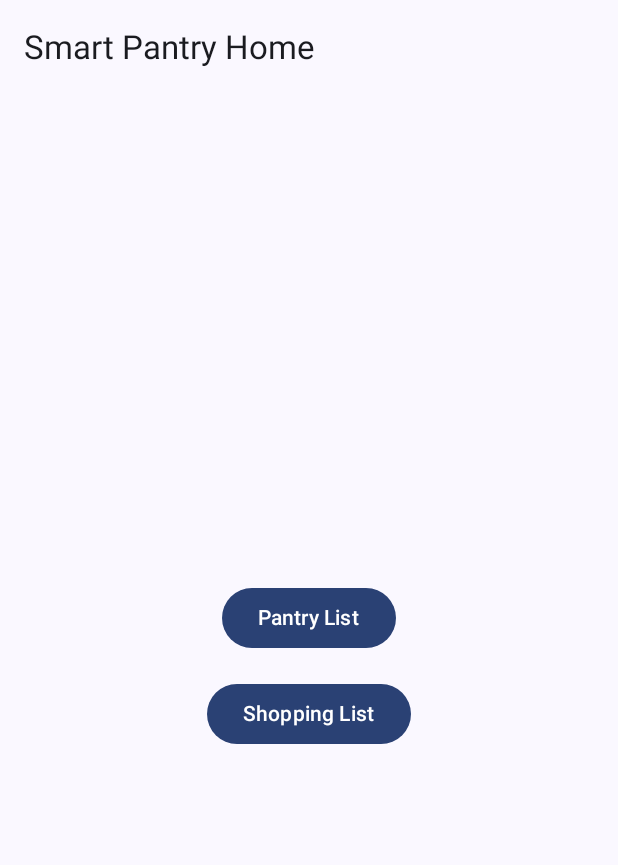
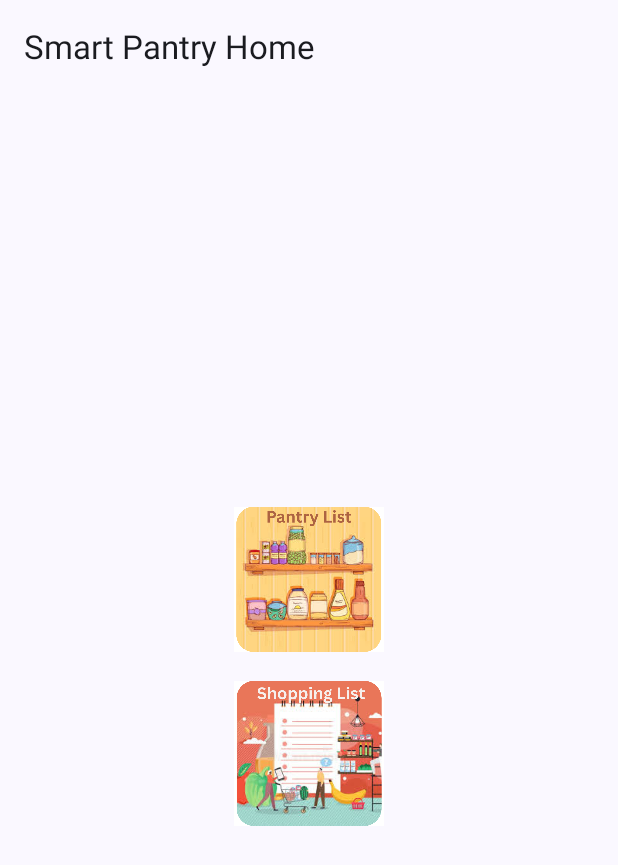
Before and after one commit to gloriaclement/MobileComputing, an Android app built with Jetpack Compose: the @Preview function ScreenPreview, on a phone screen of 412 x 824 dp. Shown: the top 865 px of the screen. Run offline under Robolectric (Android 15) with nearby library versions, the phone set to English and light mode, and no system bars.

Commit message:
Add clickable Image on homepage completed. Changed the app theme and color.

```diff
--- a/SmartPantry/app/build.gradle.kts
+++ b/SmartPantry/app/build.gradle.kts
@@ -68,6 +68,7 @@ dependencies {
     androidTestImplementation(libs.androidx.ui.test.junit4)
     debugImplementation(libs.androidx.ui.tooling)
     debugImplementation(libs.androidx.ui.test.manifest)
+
     //room for DB
     kapt("androidx.room:room-compiler:2.6.1")
     implementation("androidx.room:room-ktx:2.6.1")
--- a/SmartPantry/app/src/main/java/com/gclem19/smartpantry/ui/theme/Color.kt
+++ b/SmartPantry/app/src/main/java/com/gclem19/smartpantry/ui/theme/Color.kt
@@ -2,10 +2,11 @@ package com.gclem19.smartpantry.ui.theme
 
 import androidx.compose.ui.graphics.Color
 
-val Purple80 = Color(0xFFD0BCFF)
-val PurpleGrey80 = Color(0xFFCCC2DC)
-val Pink80 = Color(0xFFEFB8C8)
-
-val Purple40 = Color(0xFF6650a4)
-val PurpleGrey40 = Color(0xFF625b71)
-val Pink40 = Color(0xFF7D5260)
+val LightPrimary = Color(0xFF808000)   // Olive Green
+val LightSecondary = Color(0xFFD2B48C) // Light Brown (Tan)
+val LightBackground = Color(0xFFFFF8E1) // Light Cream
+val LightSurface = Color(0xFFFFE4C4)   // Peachy Beige
+val LightOnPrimary = Color(0xFFFFFFFF) // White text/icons on Olive Green
+val LightOnSecondary = Color(0xFF3E2723) // Dark Text on Light Brown
+val LightOnBackground = Color(0xFF3E2723) // Dark Brown for readability
+val LightOnSurface = Color(0xFF5C4033) // Medium Brown
--- a/SmartPantry/app/src/main/java/com/gclem19/smartpantry/ui/theme/Theme.kt
+++ b/SmartPantry/app/src/main/java/com/gclem19/smartpantry/ui/theme/Theme.kt
@@ -1,6 +1,5 @@
 package com.gclem19.smartpantry.ui.theme
 
-import android.app.Activity
 import android.os.Build
 import androidx.compose.foundation.isSystemInDarkTheme
 import androidx.compose.material3.MaterialTheme
@@ -9,18 +8,20 @@ import androidx.compose.material3.dynamicDarkColorScheme
 import androidx.compose.material3.dynamicLightColorScheme
 import androidx.compose.material3.lightColorScheme
 import androidx.compose.runtime.Composable
+import androidx.compose.ui.graphics.Color
 import androidx.compose.ui.platform.LocalContext
 
 private val DarkColorScheme = darkColorScheme(
-    primary = Purple80,
-    secondary = PurpleGrey80,
-    tertiary = Pink80
+    primary = Color(0xFF5C4033),   // Dark Brown
+    secondary = Color(0xFF808000), // Olive Green
+    tertiary = Color(0xFFD2B48C)   // Light Brown (Tan)
 )
 
+
 private val LightColorScheme = lightColorScheme(
-    primary = Purple40,
-    secondary = PurpleGrey40,
-    tertiary = Pink40
+    primary = Color(0xFF808000),  // Olive Green
+    secondary = Color(0xFF5C4033), // Dark Brown
+    tertiary = Color(0xFFD2B48C)  // Light Brown (Tan)
 
     /* Other default colors to override
     background = Color(0xFFFFFBFE),
--- a/SmartPantry/app/src/main/java/com/gclem19/smartpantry/views/screens.kt
+++ b/SmartPantry/app/src/main/java/com/gclem19/smartpantry/views/screens.kt
@@ -4,6 +4,8 @@ package com.gclem19.smartpantry.views
 
 import android.media.MediaPlayer
 import android.widget.Toast
+import androidx.compose.foundation.Image
+import androidx.compose.foundation.clickable
 import androidx.compose.foundation.layout.Arrangement
 import androidx.compose.foundation.layout.Box
 import androidx.compose.foundation.layout.Column
@@ -12,6 +14,7 @@ import androidx.compose.foundation.layout.fillMaxSize
 import androidx.compose.foundation.layout.fillMaxWidth
 import androidx.compose.foundation.layout.height
 import androidx.compose.foundation.layout.padding
+import androidx.compose.foundation.layout.size
 import androidx.compose.foundation.lazy.LazyColumn
 import androidx.compose.foundation.lazy.items
 import androidx.compose.foundation.text.KeyboardOptions
@@ -30,6 +33,7 @@ import androidx.compose.runtime.setValue
 import androidx.compose.ui.Alignment
 import androidx.compose.ui.Modifier
 import androidx.compose.ui.platform.LocalContext
+import androidx.compose.ui.res.painterResource
 import androidx.compose.ui.text.input.KeyboardType
 import androidx.compose.ui.tooling.preview.Preview
 import androidx.compose.ui.unit.dp
@@ -77,23 +81,32 @@ fun HomeScreen(navController: NavController, modifier: Modifier = Modifier) {
             Column(
                 horizontalAlignment = Alignment.CenterHorizontally
             ) {
-                // Pantry List Button
-                Button(onClick = {
+                // Pantry List Image Button
+                Image(
+                    painter = painterResource(id = R.drawable.pantry_list), // Replace with your image resource
+                    contentDescription = "Pantry List",
+                    modifier = Modifier
+                        .size(100.dp)
+                        .clickable{
                             Toast.makeText(context, "Pantry List!", Toast.LENGTH_SHORT).show()
                             navController.navigate("pantry")
-                }) {
-                    Text("Pantry List")
                         }
+                )
 
                 Spacer(modifier = Modifier.height(16.dp)) // Adds space between buttons
 
-                // Shopping List Button
-                Button(onClick = {
+                // Shopping List Image Button
+                Image(
+                    painter = painterResource(id = R.drawable.shopping_list), // Replace with your image resource
+                    contentDescription = "Shopping List",
+                    modifier = Modifier
+                        .size(100.dp)
+                        .clickable {
                             Toast.makeText(context, "Shopping List!", Toast.LENGTH_SHORT).show()
                             navController.navigate("shopping list")
-                }) {
-                    Text("Shopping List")
                         }
+                )
+
             }
         }
     }
--- a/SmartPantry/app/src/main/res/values/colors.xml
+++ b/SmartPantry/app/src/main/res/values/colors.xml
@@ -1,10 +1,7 @@
 <?xml version="1.0" encoding="utf-8"?>
 <resources>
-    <color name="purple_200">#FFBB86FC</color>
-    <color name="purple_500">#FF6200EE</color>
-    <color name="purple_700">#FF3700B3</color>
-    <color name="teal_200">#FF03DAC5</color>
-    <color name="teal_700">#FF018786</color>
-    <color name="black">#FF000000</color>
-    <color name="white">#FFFFFFFF</color>
+    <color name="dark_primary">#5C4033</color>  <!-- Dark Brown -->
+    <color name="dark_secondary">#808000</color>  <!-- Olive Green -->
+    <color name="dark_tertiary">#D2B48C</color>  <!-- Light Brown -->
+
 </resources>
--- a/SmartPantry/app/src/main/res/values/themes.xml
+++ b/SmartPantry/app/src/main/res/values/themes.xml
@@ -1,5 +1,11 @@
 <?xml version="1.0" encoding="utf-8"?>
 <resources>
+    <style name="Theme.SmartPantry" parent="android:Theme.Material.Light.NoActionBar" >
+<!--        <item name="android:colorPrimaryDark">@color/dark_primary</item>-->
+<!--        <item name="android:colorSecondaryDark">@color/dark_secondary</item>-->
+<!--        <item name="android:colorTertiaryDark">@color/dark_tertiary</item>-->
+<!--        <item name="android:statusBarColor">@color/dark_primary</item>-->
+<!--        <item name="android:navigationBarColor">@color/dark_primary</item>-->
+    </style>
 
-    <style name="Theme.SmartPantry" parent="android:Theme.Material.Light.NoActionBar" />
 </resources>
```
Also changed, not shown: SmartPantry/app/src/main/java/com/gclem19/smartpantry/MainActivity.kt (+20 -1 lines), SmartPantry/app/src/main/res/drawable/pantry_list.png (added), SmartPantry/app/src/main/res/drawable/shopping_list.png (added). Lines whose indentation alone changed are shown as unchanged.
